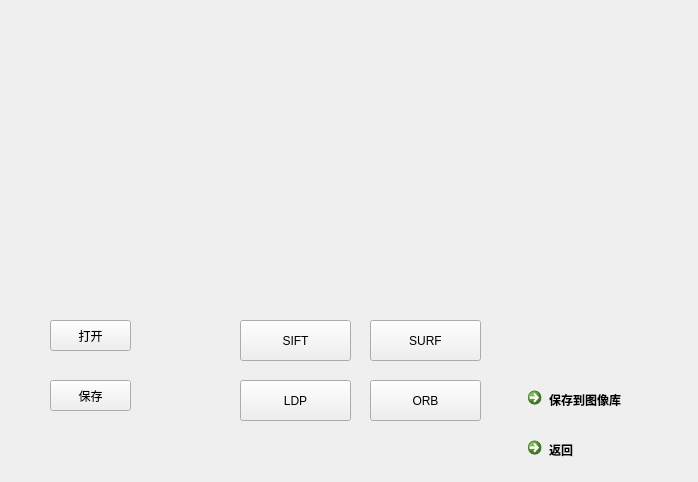
This is PyQt/character.ui in zklt/bishe as Qt 5 draws it before an edit. The edited form follows.
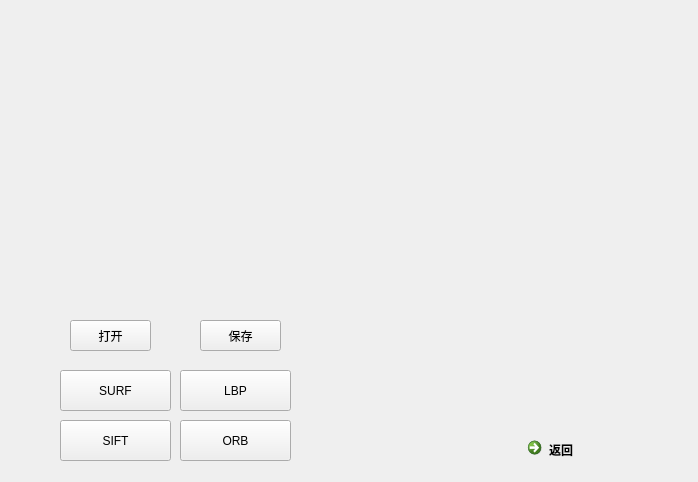
This is the edited form.

The edit to the form file:
```diff
--- a/PyQt/character.ui
+++ b/PyQt/character.ui
@@ -18,8 +18,8 @@
     <rect>
      <x>30</x>
      <y>30</y>
-     <width>311</width>
-     <height>261</height>
+     <width>281</width>
+     <height>281</height>
     </rect>
    </property>
    <layout class="QHBoxLayout" name="horizontalLayout">
@@ -37,8 +37,8 @@
     <rect>
      <x>370</x>
      <y>30</y>
-     <width>311</width>
-     <height>261</height>
+     <width>251</width>
+     <height>331</height>
     </rect>
    </property>
    <layout class="QHBoxLayout" name="horizontalLayout_2">
@@ -54,8 +54,8 @@
   <widget class="QPushButton" name="pushButton">
    <property name="geometry">
     <rect>
-     <x>240</x>
-     <y>320</y>
+     <x>60</x>
+     <y>420</y>
      <width>111</width>
      <height>41</height>
     </rect>
@@ -67,8 +67,8 @@
   <widget class="QPushButton" name="ORB">
    <property name="geometry">
     <rect>
-     <x>370</x>
-     <y>380</y>
+     <x>180</x>
+     <y>420</y>
      <width>111</width>
      <height>41</height>
     </rect>
@@ -80,8 +80,8 @@
   <widget class="QPushButton" name="SURF">
    <property name="geometry">
     <rect>
-     <x>370</x>
-     <y>320</y>
+     <x>60</x>
+     <y>370</y>
      <width>111</width>
      <height>41</height>
     </rect>
@@ -90,23 +90,10 @@
     <string>SURF</string>
    </property>
   </widget>
-  <widget class="QPushButton" name="LDP">
-   <property name="geometry">
-    <rect>
-     <x>240</x>
-     <y>380</y>
-     <width>111</width>
-     <height>41</height>
-    </rect>
-   </property>
-   <property name="text">
-    <string>LDP</string>
-   </property>
-  </widget>
   <widget class="QPushButton" name="openfile">
    <property name="geometry">
     <rect>
-     <x>50</x>
+     <x>70</x>
      <y>320</y>
      <width>81</width>
      <height>31</height>
@@ -119,8 +106,8 @@
   <widget class="QPushButton" name="saveimg">
    <property name="geometry">
     <rect>
-     <x>50</x>
-     <y>380</y>
+     <x>200</x>
+     <y>320</y>
      <width>81</width>
      <height>31</height>
     </rect>
@@ -129,19 +116,6 @@
     <string>保存</string>
    </property>
   </widget>
-  <widget class="QCommandLinkButton" name="savedb">
-   <property name="geometry">
-    <rect>
-     <x>520</x>
-     <y>380</y>
-     <width>172</width>
-     <height>41</height>
-    </rect>
-   </property>
-   <property name="text">
-    <string>保存到图像库</string>
-   </property>
-  </widget>
   <widget class="QCommandLinkButton" name="backface">
    <property name="geometry">
     <rect>
@@ -155,6 +129,19 @@
     <string>返回</string>
    </property>
   </widget>
+  <widget class="QPushButton" name="LBP">
+   <property name="geometry">
+    <rect>
+     <x>180</x>
+     <y>370</y>
+     <width>111</width>
+     <height>41</height>
+    </rect>
+   </property>
+   <property name="text">
+    <string>LBP</string>
+   </property>
+  </widget>
  </widget>
  <resources/>
  <connections/>
```
